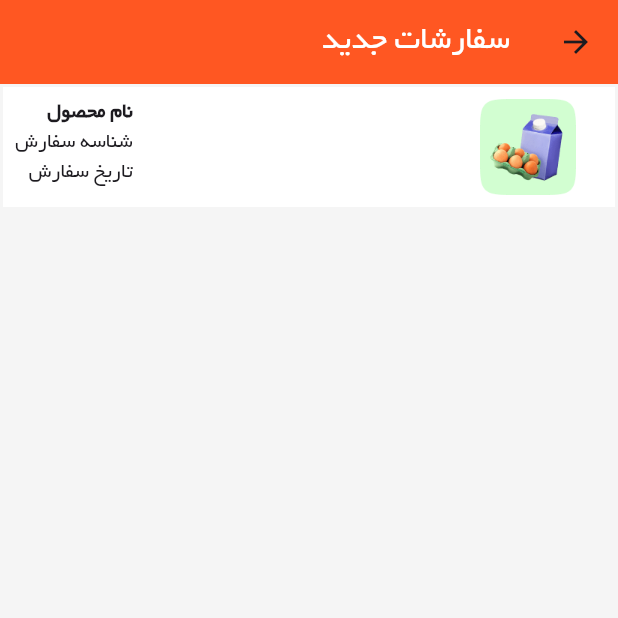
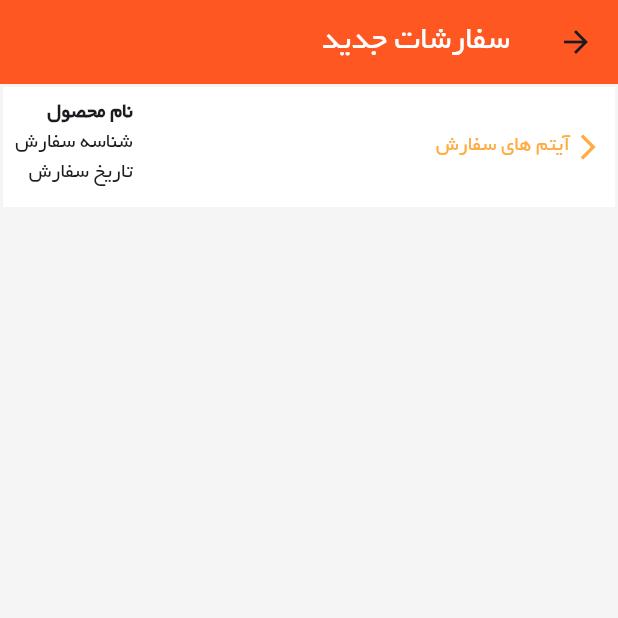
Before and after one commit to Ali3nti/abd_shop, a Flutter app: the AddProductPage screen opened directly, after a tap on "سفارشات جدید", on a phone screen of 412 x 824 dp, the top half of it. Run offline on Flutter 3.47's test engine with Material 3 defaults, Android fonts, the phone set to English and light mode, and no system bars; our stand-ins replace connectivity_plus, dotted_border, flutter_image_compress, flutter_map, flutter_spinkit, hive_flutter and 9 more; accounts and stored records are empty.

Commit message:
change_on_new_order_page

```diff
--- a/lib/screens/add_Product/add_product_page.dart
+++ b/lib/screens/add_Product/add_product_page.dart
@@ -121,13 +121,14 @@ class _AddProductPageState extends State<AddProductPage> {
                       borderRadius: BorderRadius.circular(10),
                       color: Colors.white,
                       border: Border.all(
-                        color: Colors.deepOrange,
+                        color:Colors.blue,
                         width: 1,
                       ),
                     ),
                     child: const Text(
                       "همه محصولات",
                       style: TextStyle(
+                        color:Colors.blue,
                         fontSize: 12,
                         fontWeight: FontWeight.bold,
                       ),
@@ -152,13 +153,14 @@ class _AddProductPageState extends State<AddProductPage> {
                       borderRadius: BorderRadius.circular(10),
                       color: Colors.white,
                       border: Border.all(
-                        color: Colors.deepOrange,
+                        color:Colors.orangeAccent,
                         width: 1,
                       ),
                     ),
                     child: const Text(
                       "سفارشات جدید",
                       style: TextStyle(
+                        color:Colors.orangeAccent,
                         fontSize: 12,
                         fontWeight: FontWeight.bold,
                       ),
@@ -183,13 +185,14 @@ class _AddProductPageState extends State<AddProductPage> {
                       borderRadius: BorderRadius.circular(10),
                       color: Colors.white,
                       border: Border.all(
-                        color: Colors.deepOrange,
+                        color:Colors.lightGreen,
                         width: 1,
                       ),
                     ),
                     child: const Text(
                       "ارسال شده",
                       style: TextStyle(
+                        color:Colors.lightGreen,
                         fontSize: 12,
                         fontWeight: FontWeight.bold,
                       ),
@@ -214,13 +217,14 @@ class _AddProductPageState extends State<AddProductPage> {
                       borderRadius: BorderRadius.circular(10),
                       color: Colors.white,
                       border: Border.all(
-                        color: Colors.deepOrange,
+                        color:Colors.red,
                         width: 1,
                       ),
                     ),
                     child: const Text(
                       "اتمام موجودی",
                       style: TextStyle(
+                        color:Colors.red,
                         fontSize: 12,
                         fontWeight: FontWeight.bold,
                       ),
--- a/lib/screens/add_Product/components/new_order_page.dart
+++ b/lib/screens/add_Product/components/new_order_page.dart
@@ -30,15 +30,22 @@ class _AddProductPageState extends State<NewOrderPage> {
           child: Row(
             mainAxisAlignment: MainAxisAlignment.spaceBetween,
             children: [
-              Container(
-                alignment: Alignment.center,
-                width: 100,
-                height: 100,
-                decoration: const BoxDecoration(
-                  shape: BoxShape.circle,
-                ),
-                child: Image.asset(
-                  "assets/images/p1.png",
+              InkWell(
+                onTap: () {},
+                child: const Row(
+                  children: [
+                   Icon(
+                    Icons.arrow_back_ios_new,
+                     color:Colors.orangeAccent,
+                    size: 20,
+                  ),
+                    SizedBox(width: 2),
+                    Text("آیتم های سفارش",
+                    style: TextStyle(
+                      color:Colors.orangeAccent,
+                    ),
+                    ),
+                        ],
                 ),
               ),
               Column(
```
